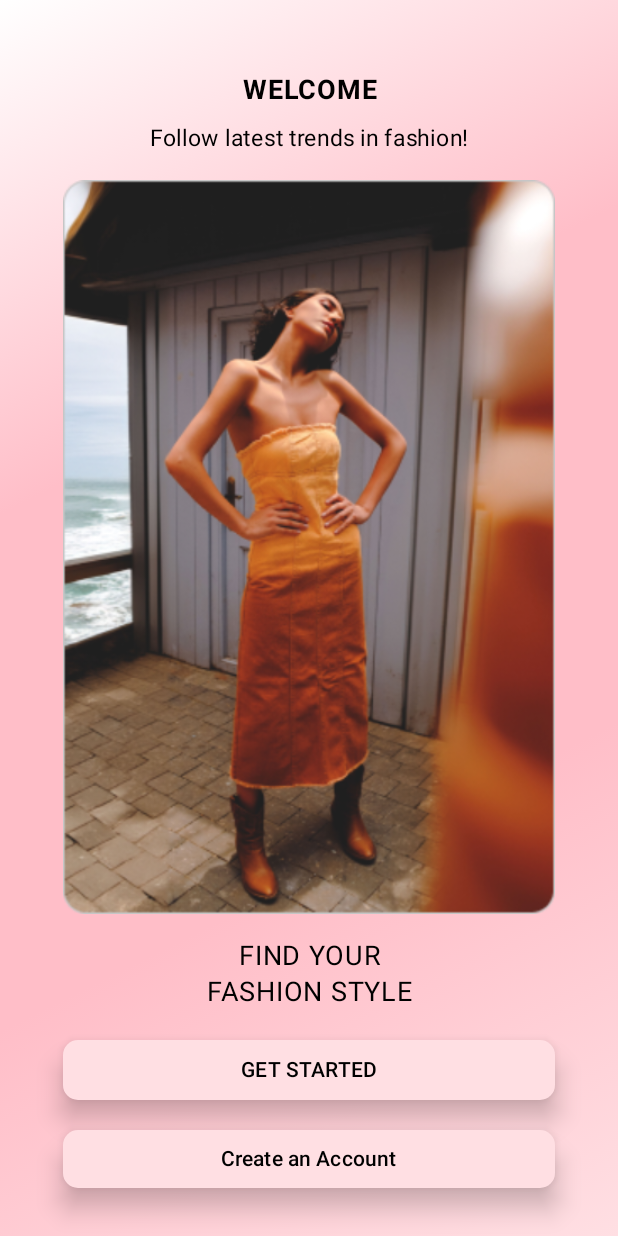
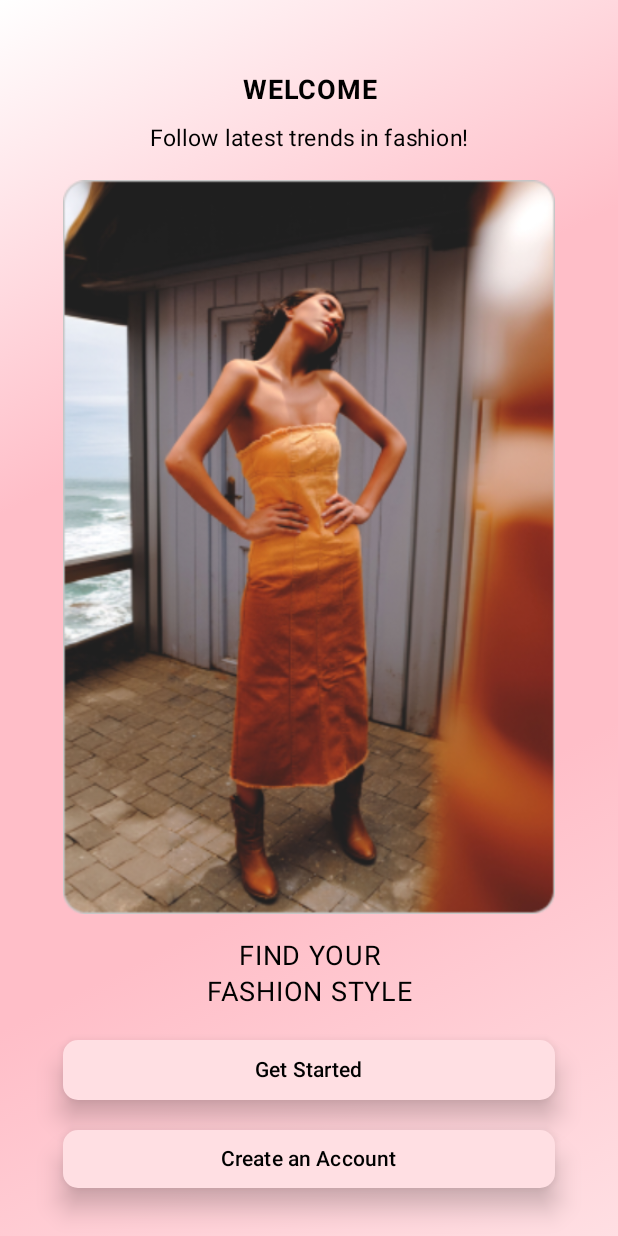
Before and after one commit to Shriram2005/Fashion-App, an Android app built with Jetpack Compose: the GetStartedScreen screen opened through its navigation route, on a phone screen of 412 x 824 dp. Run offline under Robolectric (Android 15) with nearby library versions, the phone set to English and light mode, and no system bars.

Commit message:
small ui changes

```diff
--- a/app/src/main/java/com/shriram/fashionapp/MainActivity.kt
+++ b/app/src/main/java/com/shriram/fashionapp/MainActivity.kt
@@ -1,5 +1,6 @@
 package com.shriram.fashionapp
 
+import android.annotation.SuppressLint
 import android.os.Bundle
 import androidx.activity.ComponentActivity
 import androidx.activity.compose.setContent
@@ -32,6 +33,8 @@ class MainActivity : ComponentActivity() {
     }
 }
 
+
+@SuppressLint("UnusedMaterial3ScaffoldPaddingParameter")
 @Preview
 @Composable
 fun MyApp() {
@@ -48,7 +51,7 @@ fun MyApp() {
                 BottomNavigationBar(navController)
             }
         }
-    ) { innerPadding ->
+    ) {innerPadding ->
         NavigationGraph(navController = navController)
     }
 }
--- a/app/src/main/java/com/shriram/fashionapp/navigation/BottomNavigationBar.kt
+++ b/app/src/main/java/com/shriram/fashionapp/navigation/BottomNavigationBar.kt
@@ -52,7 +52,7 @@ fun BottomNavigationBar(navController: NavHostController) {
                     }
                 },
                 colors = NavigationBarItemDefaults.colors(
-                    indicatorColor = Color(0xFFFFC3C3),
+                    indicatorColor = Color(0xFFFFCBCB),
                 ),
                 icon = {
                     (if (selectedIndex == index) screen.selectedIcon else screen.icon)?.let {
--- a/app/src/main/java/com/shriram/fashionapp/navigation/NavHost.kt
+++ b/app/src/main/java/com/shriram/fashionapp/navigation/NavHost.kt
@@ -42,7 +42,7 @@ sealed class Screen(
 
 @Composable
 fun NavigationGraph(navController: NavHostController) {
-    NavHost(navController = navController, startDestination = Screen.Home.route) {
+    NavHost(navController = navController, startDestination = Screen.GetStarted.route) {
         composable(route = Screen.GetStarted.route) { GetStartedScreen(navController = navController) }
         composable(route = Screen.Login.route) { LoginScreen(navController = navController) }
         composable(route = Screen.Register.route) { RegisterScreen(navController = navController) }
--- a/app/src/main/java/com/shriram/fashionapp/screen/GetStartedScreen.kt
+++ b/app/src/main/java/com/shriram/fashionapp/screen/GetStartedScreen.kt
@@ -106,7 +106,7 @@ fun GetStartedScreen(navController: NavHostController) {
                     navController.navigate(Screen.Login.route)
                 }
             ) {
-                Text(text = "GET STARTED", color = Color.Black)
+                Text(text = "Get Started", color = Color.Black)
             }
             Spacer(modifier = Modifier.height(16.dp))
             ElevatedButton(
```
